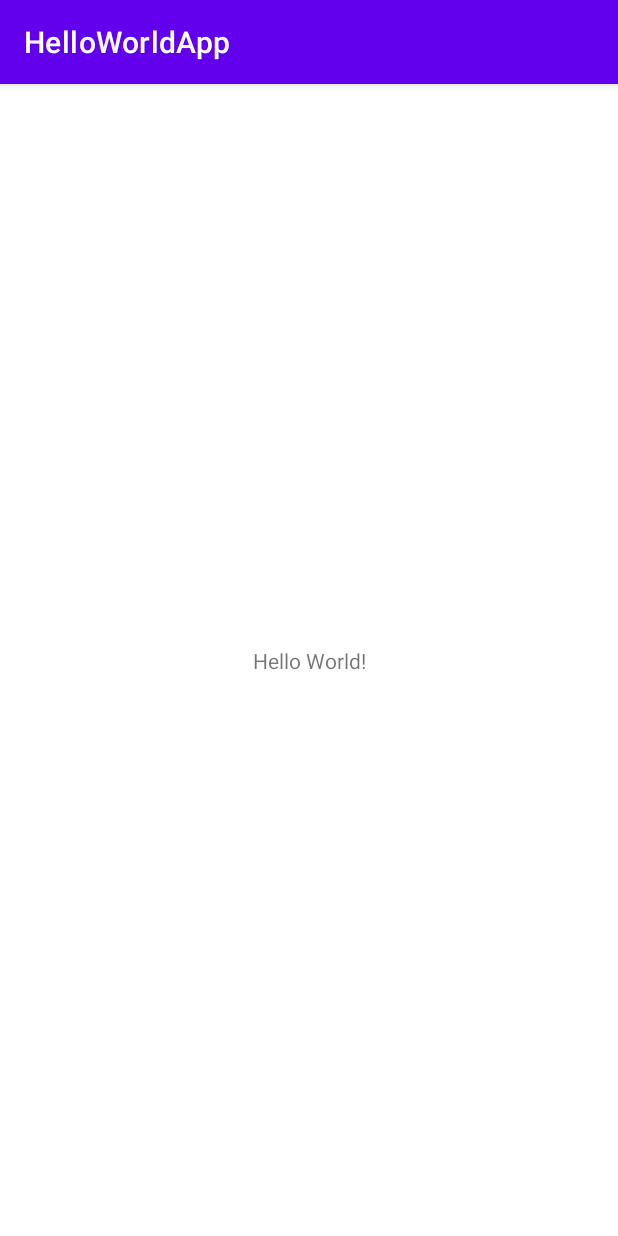
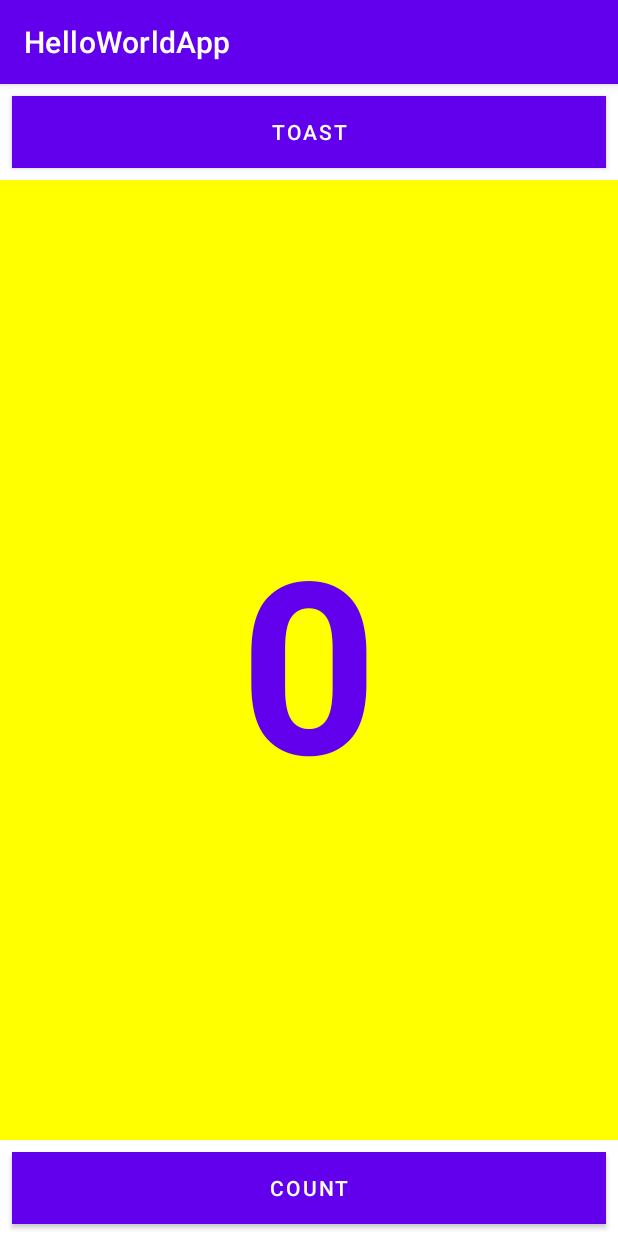
Before and after one commit to Semyon-Ivakaev/Andersen_Homework_2_GetStarted_les_1_and_2, an Android app: the screen it shows after launch (MainActivity), on a phone screen of 412 x 824 dp. Run offline under Robolectric (Android 15) with nearby library versions, the phone set to English and light mode, and no system bars.

Commit message:
add feature/1.2

```diff
--- a/app/src/main/java/com/vertigo/helloworldapp/MainActivity.kt
+++ b/app/src/main/java/com/vertigo/helloworldapp/MainActivity.kt
@@ -2,17 +2,33 @@ package com.vertigo.helloworldapp
 
 import android.os.Bundle
 import android.util.Log
+import android.view.View
+import android.widget.TextView
+import android.widget.Toast
 import androidx.appcompat.app.AppCompatActivity
 
 class MainActivity : AppCompatActivity() {
+    private var mCount = 0
+    private var countTextView: TextView? = null
+
+    companion object {
+        private val TAG_LOG = MainActivity::class.java.simpleName
+    }
+
     override fun onCreate(savedInstanceState: Bundle?) {
         super.onCreate(savedInstanceState)
         setContentView(R.layout.activity_main)
         Log.d(TAG_LOG, "Hello World")
+
+        countTextView = findViewById(R.id.count_textView)
     }
 
+    fun showToast(view: View) {
+        Toast.makeText(this, R.string.toast_message, Toast.LENGTH_SHORT).show()
+    }
 
-    companion object {
-        private val TAG_LOG = MainActivity::class.java.simpleName
+    fun countUp(view: View) {
+        mCount++
+        countTextView?.text = mCount.toString()
     }
 }
--- a/app/src/main/res/layout/activity_main.xml
+++ b/app/src/main/res/layout/activity_main.xml
@@ -1,18 +1,52 @@
 <?xml version="1.0" encoding="utf-8"?>
-<androidx.constraintlayout.widget.ConstraintLayout xmlns:android="http://schemas.android.com/apk/res/android"
-    xmlns:app="http://schemas.android.com/apk/res-auto"
+<androidx.constraintlayout.widget.ConstraintLayout xmlns:app="http://schemas.android.com/apk/res-auto"
     xmlns:tools="http://schemas.android.com/tools"
+    xmlns:android="http://schemas.android.com/apk/res/android"
     android:layout_width="match_parent"
     android:layout_height="match_parent"
     tools:context=".MainActivity">
 
+    <Button
+        android:id="@+id/toast_button"
+        android:layout_width="0dp"
+        android:layout_height="wrap_content"
+        android:layout_margin="8dp"
+        android:background="@color/design_default_color_primary"
+        android:text="@string/toast_button"
+        android:textColor="@color/white"
+        app:layout_constraintEnd_toEndOf="parent"
+        app:layout_constraintStart_toStartOf="parent"
+        app:layout_constraintTop_toTopOf="parent"
+        app:layout_constraintBottom_toTopOf="@id/count_textView"
+        android:onClick="showToast"/>
+
     <TextView
-        android:layout_width="wrap_content"
+        android:id="@+id/count_textView"
+        android:layout_width="0dp"
+        android:layout_height="0dp"
+        android:text="@string/count_textView"
+        android:textSize="160sp"
+        android:textStyle="bold"
+        android:textAlignment="center"
+        android:textColor="@color/design_default_color_primary"
+        android:background="#FFFF00"
+        android:gravity="center"
+        app:layout_constraintTop_toBottomOf="@id/toast_button"
+        app:layout_constraintStart_toStartOf="parent"
+        app:layout_constraintEnd_toEndOf="parent"
+        app:layout_constraintBottom_toTopOf="@id/count_button"/>
+
+    <Button
+        android:id="@+id/count_button"
+        android:layout_width="0dp"
         android:layout_height="wrap_content"
-        android:text="Hello World!"
+        android:text="@string/count_button"
+        android:textColor="@color/white"
+        android:background="@color/design_default_color_primary"
+        android:layout_margin="8dp"
+        app:layout_constraintStart_toStartOf="parent"
+        app:layout_constraintEnd_toEndOf="parent"
         app:layout_constraintBottom_toBottomOf="parent"
-        app:layout_constraintLeft_toLeftOf="parent"
-        app:layout_constraintRight_toRightOf="parent"
-        app:layout_constraintTop_toTopOf="parent" />
-
+        app:layout_constraintTop_toBottomOf="@id/count_textView"
+        android:onClick="countUp"/>
 </androidx.constraintlayout.widget.ConstraintLayout>
--- a/app/src/main/res/values/strings.xml
+++ b/app/src/main/res/values/strings.xml
@@ -1,3 +1,7 @@
 <resources>
     <string name="app_name">HelloWorldApp</string>
+    <string name="toast_button">Toast</string>
+    <string name="count_button">Count</string>
+    <string name="count_textView">0</string>
+    <string name="toast_message">Hello Toast!</string>
 </resources>
--- a/settings.gradle
+++ b/settings.gradle
@@ -1,2 +1,3 @@
 rootProject.name = "HelloWorldApp"
 include ':app'
+include ':hellotoastchallenge'
```
